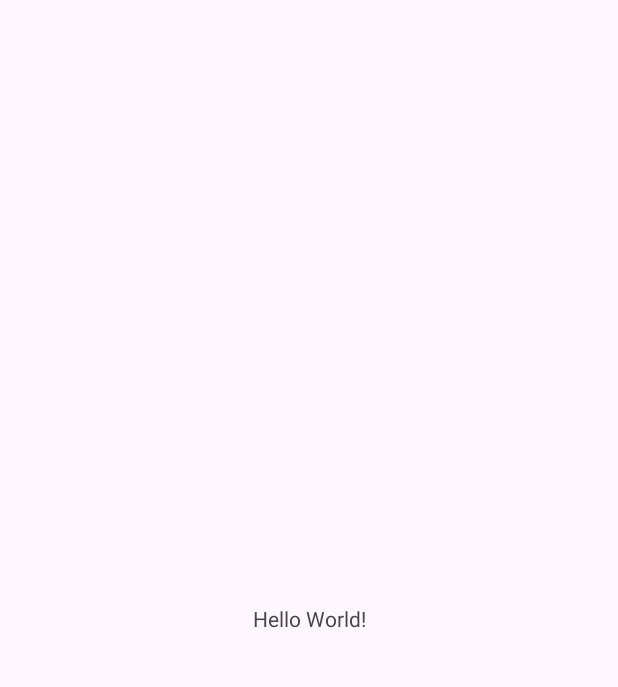
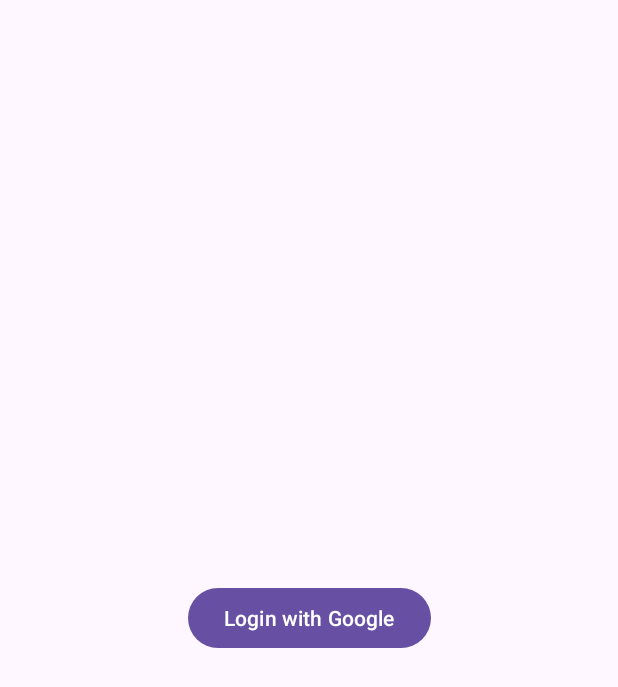
Before and after one commit to rabaduptis/TeamUP, an Android app: the screen it shows after launch (MainActivity before the commit, LoginActivity after it), on a phone screen of 412 x 824 dp. Before the commit the part shown is almost empty. Shown: the top 687 px of the screen. Run offline under Robolectric (Android 15) with nearby library versions, the phone set to English and light mode, and no system bars.

Commit message:
add viewbinding, refactor gitIgnore

```diff
--- /dev/null
+++ b/app/src/main/java/com/root14/teamup/LoginActivity.kt
@@ -0,0 +1,30 @@
+package com.root14.teamup
+
+import android.os.Bundle
+import androidx.activity.enableEdgeToEdge
+import androidx.appcompat.app.AppCompatActivity
+import androidx.core.view.ViewCompat
+import androidx.core.view.WindowInsetsCompat
+import com.root14.teamup.databinding.ActivityLoginBinding
+
+class LoginActivity : AppCompatActivity() {
+
+    private lateinit var binding: ActivityLoginBinding
+    override fun onCreate(savedInstanceState: Bundle?) {
+        super.onCreate(savedInstanceState)
+        binding = ActivityLoginBinding.inflate(layoutInflater)
+        setContentView(binding.root)
+        setUpUi()
+
+    }
+
+
+    private fun setUpUi() {
+        enableEdgeToEdge()
+        ViewCompat.setOnApplyWindowInsetsListener(findViewById(R.id.main)) { v, insets ->
+            val systemBars = insets.getInsets(WindowInsetsCompat.Type.systemBars())
+            v.setPadding(systemBars.left, systemBars.top, systemBars.right, systemBars.bottom)
+            insets
+        }
+    }
+}
--- a/app/src/main/java/com/root14/teamup/MainActivity.kt
+++ b/app/src/main/java/com/root14/teamup/MainActivity.kt
@@ -1,12 +1,17 @@
 package com.root14.teamup
 
-import android.content.Intent
+import android.os.Bundle
 import androidx.appcompat.app.AppCompatActivity
-import android.os.Bundle
+import com.root14.teamup.databinding.ActivityLoginBinding
+import com.root14.teamup.databinding.ActivityMainBinding
 
 class MainActivity : AppCompatActivity() {
+
+    private lateinit var binding: ActivityMainBinding
+
     override fun onCreate(savedInstanceState: Bundle?) {
         super.onCreate(savedInstanceState)
-        setContentView(R.layout.activity_main)
+        binding = ActivityMainBinding.inflate(layoutInflater)
+        setContentView(binding.root)
     }
 }
--- /dev/null
+++ b/app/src/main/res/layout/activity_login.xml
@@ -0,0 +1,19 @@
+<?xml version="1.0" encoding="utf-8"?>
+<androidx.constraintlayout.widget.ConstraintLayout xmlns:android="http://schemas.android.com/apk/res/android"
+    xmlns:app="http://schemas.android.com/apk/res-auto"
+    xmlns:tools="http://schemas.android.com/tools"
+    android:id="@+id/main"
+    android:layout_width="match_parent"
+    android:layout_height="match_parent"
+    tools:context=".LoginActivity">
+
+    <Button
+        android:id="@+id/button"
+        android:layout_width="wrap_content"
+        android:layout_height="wrap_content"
+        android:text="Login with Google"
+        app:layout_constraintBottom_toBottomOf="parent"
+        app:layout_constraintEnd_toEndOf="parent"
+        app:layout_constraintStart_toStartOf="parent"
+        app:layout_constraintTop_toTopOf="parent" />
+</androidx.constraintlayout.widget.ConstraintLayout>
--- a/gradle/libs.versions.toml
+++ b/gradle/libs.versions.toml
@@ -1,5 +1,5 @@
 [versions]
-agp = "8.2.0-alpha15"
+agp = "8.3.0-alpha13"
 google-services = "4.4.0"
 kotlin = "1.8.21"
 core-ktx = "1.12.0"
@@ -10,6 +10,8 @@ appcompat = "1.6.1"
 material = "1.10.0"
 constraintlayout = "2.1.4"
 firebase-auth = "22.2.0"
+play-services-auth = "20.7.0"
+activity = "1.8.0"
 
 [libraries]
 core-ktx = { group = "androidx.core", name = "core-ktx", version.ref = "core-ktx" }
@@ -21,6 +23,8 @@ appcompat = { group = "androidx.appcompat", name = "appcompat", version.ref = "a
 material = { group = "com.google.android.material", name = "material", version.ref = "material" }
 constraintlayout = { group = "androidx.constraintlayout", name = "constraintlayout", version.ref = "constraintlayout" }
 firebase-auth = { group = "com.google.firebase", name = "firebase-auth", version.ref = "firebase-auth" }
+play-services-auth = { module = "com.google.android.gms:play-services-auth", version.ref = "play-services-auth" }
+androidx-activity = { group = "androidx.activity", name = "activity", version.ref = "activity" }
 
 [plugins]
 androidApplication = { id = "com.android.application", version.ref = "agp" }
```
Also changed, not shown: app/build.gradle.kts (+6 -1 lines), app/src/main/AndroidManifest.xml (+9 -0 lines), gradle/wrapper/gradle-wrapper.properties, 1 other file.
